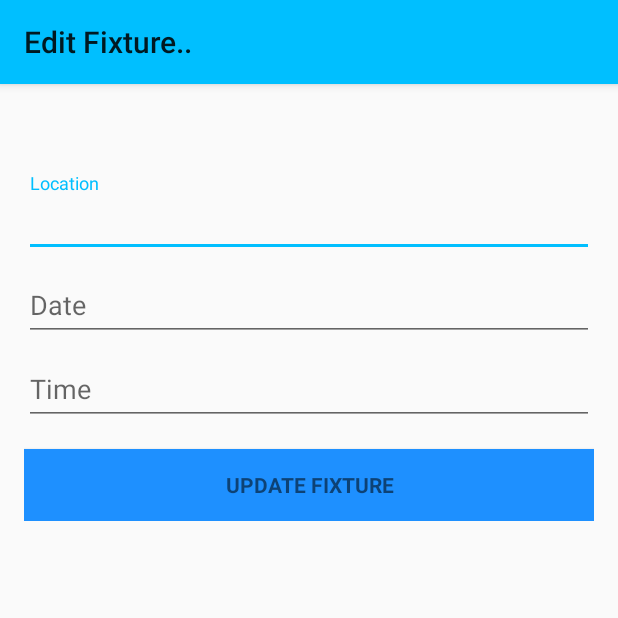
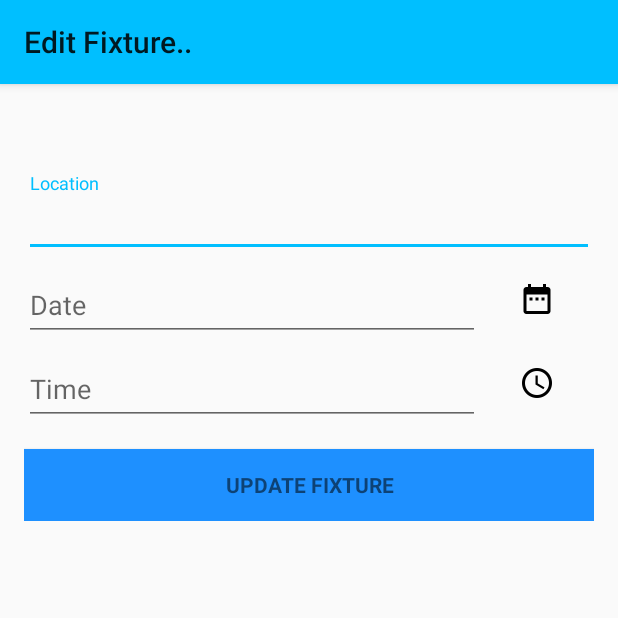
Before and after one commit to abhi270595/FootballManagerApp, an Android app: the EditFixture screen opened directly, with no data from a screen before it, on a phone screen of 412 x 824 dp, the top half of it. Run offline under Robolectric (Android 15) with nearby library versions, the phone set to English and light mode, and no system bars.

Commit message:
added the datepicker and time picker icons to the layout edit fixtures

```diff
--- a/app/src/main/res/layout/activity_edit_fixture.xml
+++ b/app/src/main/res/layout/activity_edit_fixture.xml
@@ -47,10 +47,17 @@
             />
         </android.support.design.widget.TextInputLayout>
 
-        <android.support.design.widget.TextInputLayout
+        <LinearLayout
             android:layout_width="match_parent"
             android:layout_height="wrap_content"
-            android:theme="@style/MyTextInputLayout">
+            android:orientation="horizontal"
+            >
+            <android.support.design.widget.TextInputLayout
+                android:layout_width="0dp"
+                android:layout_height="wrap_content"
+                android:theme="@style/MyTextInputLayout"
+                android:layout_weight="4"
+                >
                 <EditText
                     android:layout_width="match_parent"
                     android:layout_height="wrap_content"
@@ -59,10 +66,30 @@
                     android:maxLines="1"
                     />
             </android.support.design.widget.TextInputLayout>
-        <android.support.design.widget.TextInputLayout
+            <ImageButton
+                android:layout_width="0dp"
+                android:layout_height="wrap_content"
+                android:layout_weight="1"
+                android:id="@+id/date_button"
+                android:src="@drawable/ic_date_range_black_24dp"
+                android:background="@null"
+                android:layout_marginTop="16dp"
+                />
+
+        </LinearLayout>
+
+        <LinearLayout
             android:layout_width="match_parent"
             android:layout_height="wrap_content"
-            android:theme="@style/MyTextInputLayout">
+            android:orientation="horizontal"
+            >
+
+            <android.support.design.widget.TextInputLayout
+                android:layout_width="0dp"
+                android:layout_height="wrap_content"
+                android:theme="@style/MyTextInputLayout"
+                android:layout_weight="4"
+                >
                 <EditText
                     android:layout_width="match_parent"
                     android:layout_height="wrap_content"
@@ -71,6 +98,17 @@
                     android:maxLines="1"
                     />
             </android.support.design.widget.TextInputLayout>
+            <ImageButton
+                android:layout_width="0dp"
+                android:layout_height="wrap_content"
+                android:layout_weight="1"
+                android:id="@+id/time_button"
+                android:src="@drawable/ic_access_time_black_24dp"
+                android:background="@null"
+                android:layout_marginTop="16dp"
+                />
+
+        </LinearLayout>
 
         <Button
             android:id="@+id/fixture_update"
```
Also changed, not shown: app/src/main/res/drawable-hdpi/ic_access_time_black_24dp.png (added), app/src/main/res/drawable-hdpi/ic_date_range_black_24dp.png (added), app/src/main/res/drawable-mdpi/ic_access_time_black_24dp.png (added), app/src/main/res/drawable-mdpi/ic_date_range_black_24dp.png (added), app/src/main/res/drawable-xhdpi/ic_access_time_black_24dp.png (added), app/src/main/res/drawable-xhdpi/ic_date_range_black_24dp.png (added), app/src/main/res/drawable-xxhdpi/ic_access_time_black_24dp.png (added), app/src/main/res/drawable-xxhdpi/ic_date_range_black_24dp.png (added), app/src/main/res/drawable-xxxhdpi/ic_access_time_black_24dp.png (added), app/src/main/res/drawable-xxxhdpi/ic_date_range_black_24dp.png (added). Lines whose indentation alone changed are shown as unchanged.
